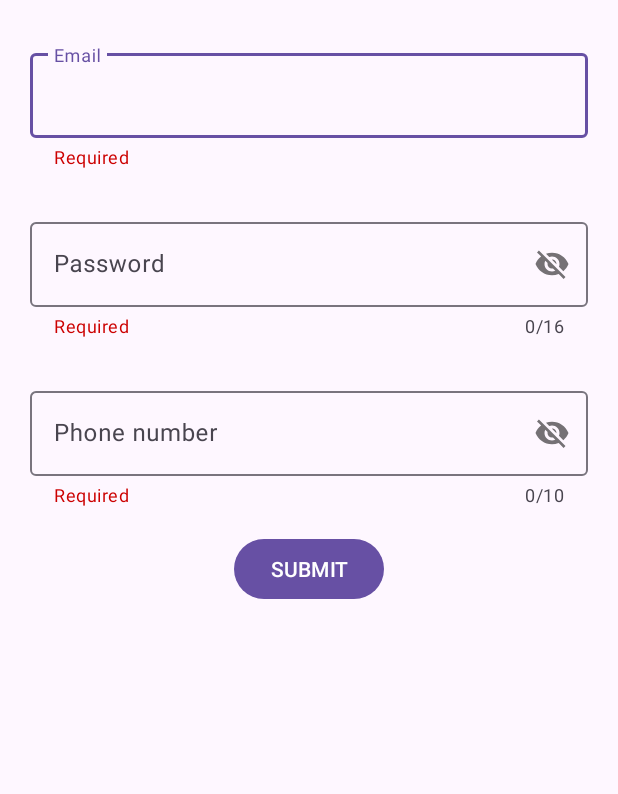
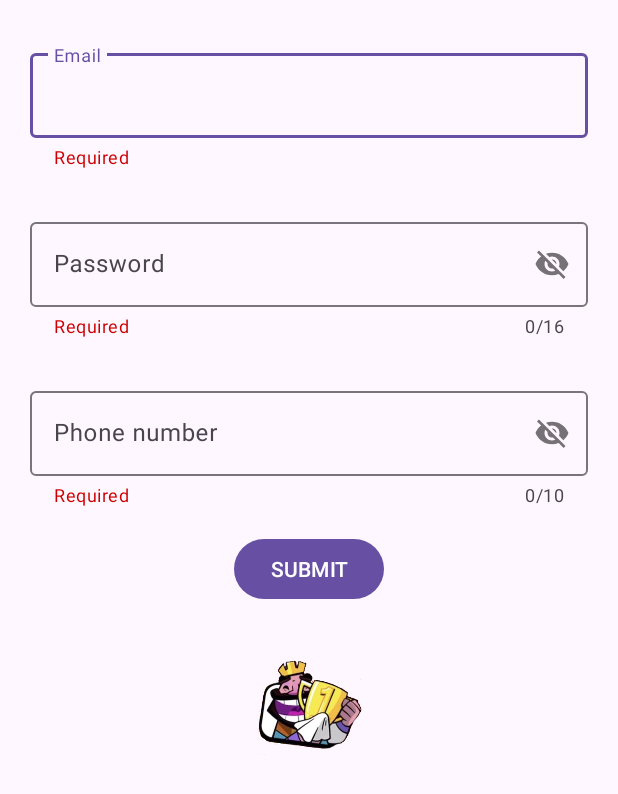
Before and after one commit to Erumeru/FromValidation, an Android app: the layout activity_main.xml on its own in the app's theme, with its tools: preview values and no code run, on a phone screen of 412 x 824 dp. Shown: the top 794 px of the screen. Run offline under Robolectric (Android 15) with nearby library versions, the phone set to English and light mode, and no system bars.

Commit message:
Implemetación extra

```diff
--- a/app/src/main/res/layout/activity_main.xml
+++ b/app/src/main/res/layout/activity_main.xml
@@ -89,4 +89,15 @@
         app:layout_constraintEnd_toEndOf="parent"
         app:layout_constraintStart_toStartOf="parent"
         app:layout_constraintTop_toTopOf="@+id/phoneContainer"/>
+
+    <ImageView
+        android:id="@+id/imageReyClash"
+        android:layout_width="70sp"
+        android:layout_height="70sp"
+        app:layout_constraintTop_toBottomOf="@id/submitButton"
+        app:layout_constraintStart_toStartOf="@id/submitButton"
+        android:layout_marginTop="30dp"
+        android:background="@drawable/trophy"
+        app:layout_constraintEnd_toEndOf="@id/submitButton"
+        />
 </androidx.constraintlayout.widget.ConstraintLayout>
```
Also changed, not shown: app/src/main/java/com/example/fromvalidation/MainActivity.kt (+8 -1 lines), app/src/main/res/drawable/jiji.png (added), app/src/main/res/drawable/sad.jpg (added), app/src/main/res/drawable/trophy.png (added), 2 other files.
